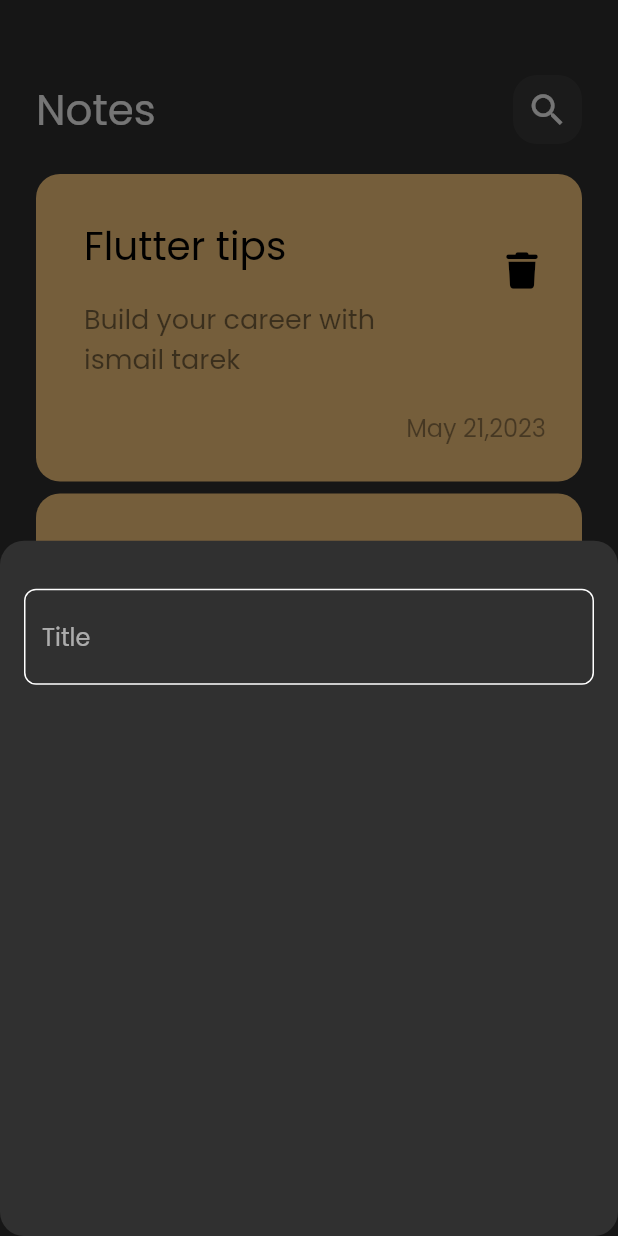
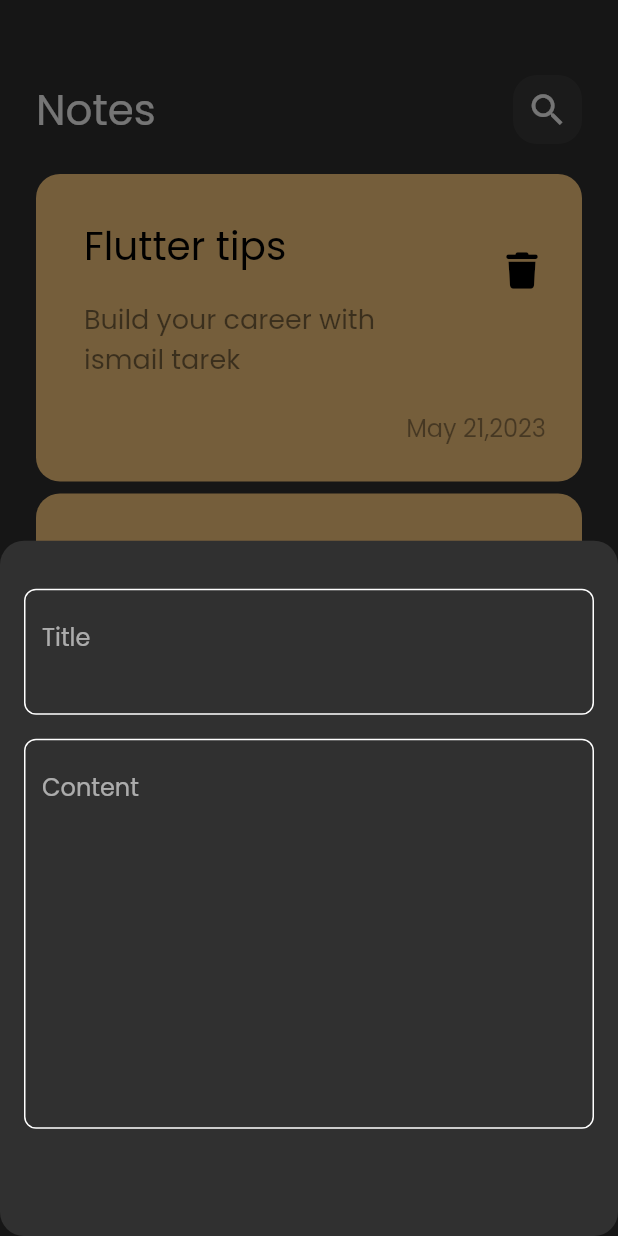
Before and after one commit to ismail-24/notes_app, a Flutter app: the screen it shows after launch, after a tap on the "add" icon, on a phone screen of 412 x 824 dp. Run offline on Flutter 3.47's test engine with Material 2 defaults, Android fonts, the phone set to English and light mode, and no system bars; our stand-ins replace font_awesome_flutter.

Commit message:
add fields to bottom sheet

```diff
--- a/lib/widgets/add_note_bottom_sheet.dart
+++ b/lib/widgets/add_note_bottom_sheet.dart
@@ -12,8 +12,18 @@ class AddNoteBottomSheet extends StatelessWidget {
       padding: const EdgeInsets.symmetric(horizontal: 16),
       child: Column(
         children: [
-          SizedBox(height: 32),
-          CustomTextField(),
+          const SizedBox(height: 32),
+          CustomTextField(
+            hint: 'Title',
+            maxLines: 2,
+          ),
+          const SizedBox(
+            height: 16,
+          ),
+          CustomTextField(
+            hint: 'Content',
+            maxLines: 10,
+          ),
         ],
       ),
     );
--- a/lib/widgets/custom_text_field.dart
+++ b/lib/widgets/custom_text_field.dart
@@ -2,14 +2,16 @@ import 'package:flutter/material.dart';
 import 'package:notes_app/constants.dart';
 
 class CustomTextField extends StatelessWidget {
-  CustomTextField({super.key});
-
+  CustomTextField({super.key, required this.hint, required this.maxLines});
+  final String hint;
+  final int maxLines;
   @override
   Widget build(BuildContext context) {
     return TextField(
+      maxLines: maxLines,
       cursorColor: kPrimaryColor,
       decoration: InputDecoration(
-        hintText: 'Title',
+        hintText: hint,
         border: buildBorder(),
         enabledBorder: buildBorder(),
         focusedBorder: buildBorder(color: kPrimaryColor),
```
